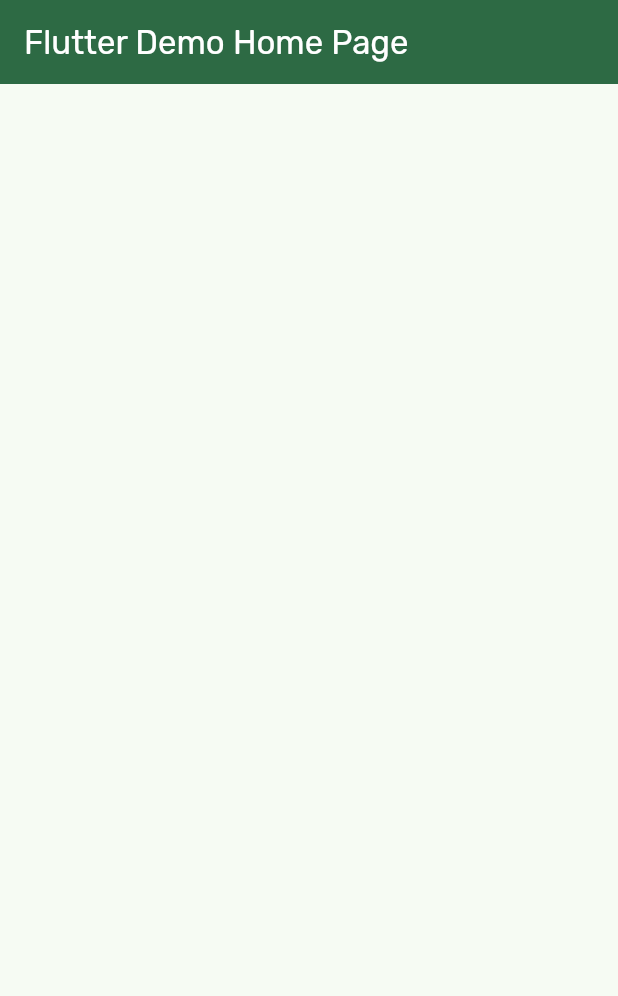
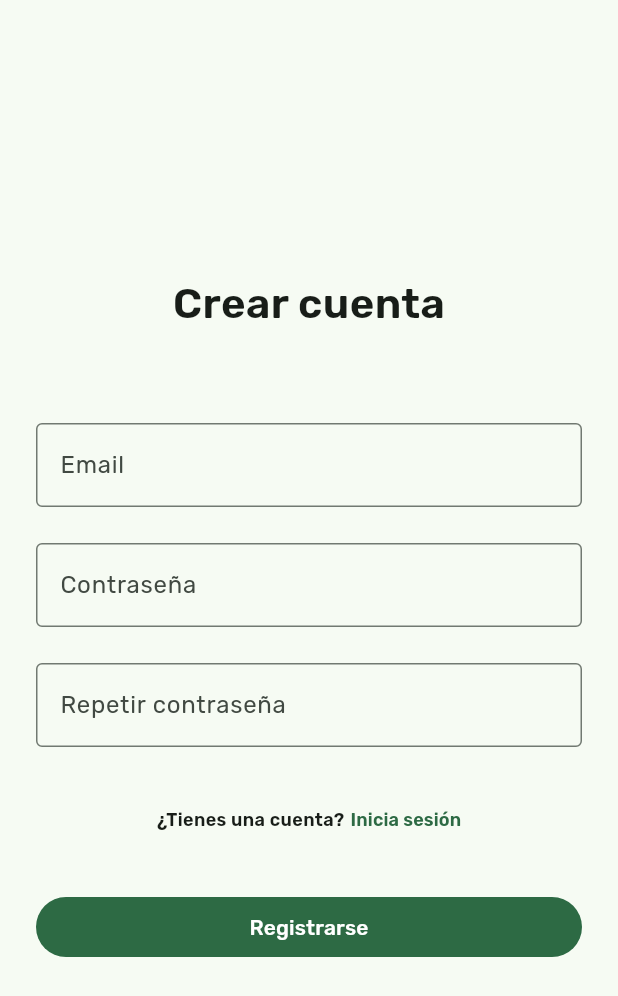
Before and after one commit to HomeyPark/HomeyPark-AppFlutter, a Flutter app: the screen it shows after launch, on a phone screen of 412 x 824 dp. Shown: the top 996 px of the screen. Run offline on Flutter 3.47's test engine with Material 3 defaults, Android fonts, the phone set to English and light mode, and no system bars; our stand-ins replace google_fonts.

Commit message:
feat: create register view for users

```diff
--- a/lib/main.dart
+++ b/lib/main.dart
@@ -1,4 +1,5 @@
 import 'package:flutter/material.dart';
+import 'package:homey_park_mobile_app/views/register.dart';
 import 'util.dart';
 import 'theme.dart';
 
@@ -18,32 +19,7 @@ class MyApp extends StatelessWidget {
     return MaterialApp(
       title: 'Flutter Demo',
       theme: brightness == Brightness.light ? theme.light() : theme.dark(),
-      home: const MyHomePage(title: 'Flutter Demo Home Page'),
+      home: const Register(),
     );
   }
 }
-
-class MyHomePage extends StatefulWidget {
-  const MyHomePage({super.key, required this.title});
-
-  final String title;
-
-  @override
-  State<MyHomePage> createState() => _MyHomePageState();
-}
-
-class _MyHomePageState extends State<MyHomePage> {
-
-  @override
-  Widget build(BuildContext context) {
-    return Scaffold(
-      appBar: AppBar(
-        backgroundColor: Theme.of(context).colorScheme.primary,
-        title: Text(widget.title, style: TextStyle(color: Theme.of(context).colorScheme.onPrimary)),
-      ),
-      body: const Center(
-      ),
-
-    );
-  }
-}
--- /dev/null
+++ b/lib/views/register.dart
@@ -0,0 +1,97 @@
+import 'package:flutter/material.dart';
+import 'package:flutter/widgets.dart';
+
+class Register extends StatelessWidget {
+  const Register({super.key});
+
+  @override
+  Widget build(BuildContext context) {
+    ThemeData theme = Theme.of(context);
+
+    return Scaffold(
+        body: Padding(
+            padding: const EdgeInsets.all(24),
+            child: Center(
+              child: Column(
+                mainAxisAlignment: MainAxisAlignment.center,
+                children: <Widget>[
+                  Text(
+                    "Crear cuenta",
+                    style: TextStyle(
+                      fontSize: theme.textTheme.headlineMedium!.fontSize,
+                      fontWeight: FontWeight.w600,
+                      color: theme.colorScheme.onSurface,
+                    ),
+                  ),
+                  Container(
+                    margin: const EdgeInsets.only(top: 60),
+                    child: const TextField(
+                      obscureText: true,
+                      decoration: InputDecoration(
+                          labelText: 'Email', border: OutlineInputBorder()),
+                    ),
+                  ),
+                  Container(
+                    margin: const EdgeInsets.only(top: 24),
+                    child: const TextField(
+                      obscureText: true,
+                      decoration: InputDecoration(
+                          labelText: 'Contraseña',
+                          border: OutlineInputBorder()),
+                    ),
+                  ),
+                  Container(
+                    margin: const EdgeInsets.only(top: 24),
+                    child: const TextField(
+                      obscureText: true,
+                      decoration: InputDecoration(
+                        labelText: 'Repetir contraseña',
+                        border: OutlineInputBorder(),
+                      ),
+                    ),
+                  ),
+                  Container(
+                    margin: const EdgeInsets.only(top: 24),
+                    child: Row(
+                      mainAxisAlignment: MainAxisAlignment.center,
+                      children: [
+                        Text(
+                          "¿Tienes una cuenta?",
+                          style: TextStyle(
+                              color: theme.colorScheme.onSurface,
+                              fontSize: theme.textTheme.labelMedium!.fontSize,
+                              fontWeight: FontWeight.w600),
+                        ),
+                        TextButton(
+                          onPressed: () {
+                            Navigator.pushNamed(context, '/login');
+                          },
+                          style: TextButton.styleFrom(
+                            padding: const EdgeInsets.only(left: 4),
+                          ),
+                          child: Text(
+                            "Inicia sesión",
+                            style: TextStyle(
+                                color: theme.colorScheme.primary,
+                                fontSize: theme.textTheme.labelMedium!.fontSize,
+                                fontWeight: FontWeight.w600),
+                          ),
+                        ),
+                      ],
+                    ),
+                  ),
+                  Container(
+                    margin: const EdgeInsets.only(top: 24),
+                    width: double.infinity,
+                    child: FilledButton(
+                      onPressed: () {
+                        Navigator.pushNamed(context, '/home');
+                      },
+                      child: const Text('Registrarse'),
+                    ),
+                  ),
+                ],
+              ),
+            )));
+  }
+}
```
